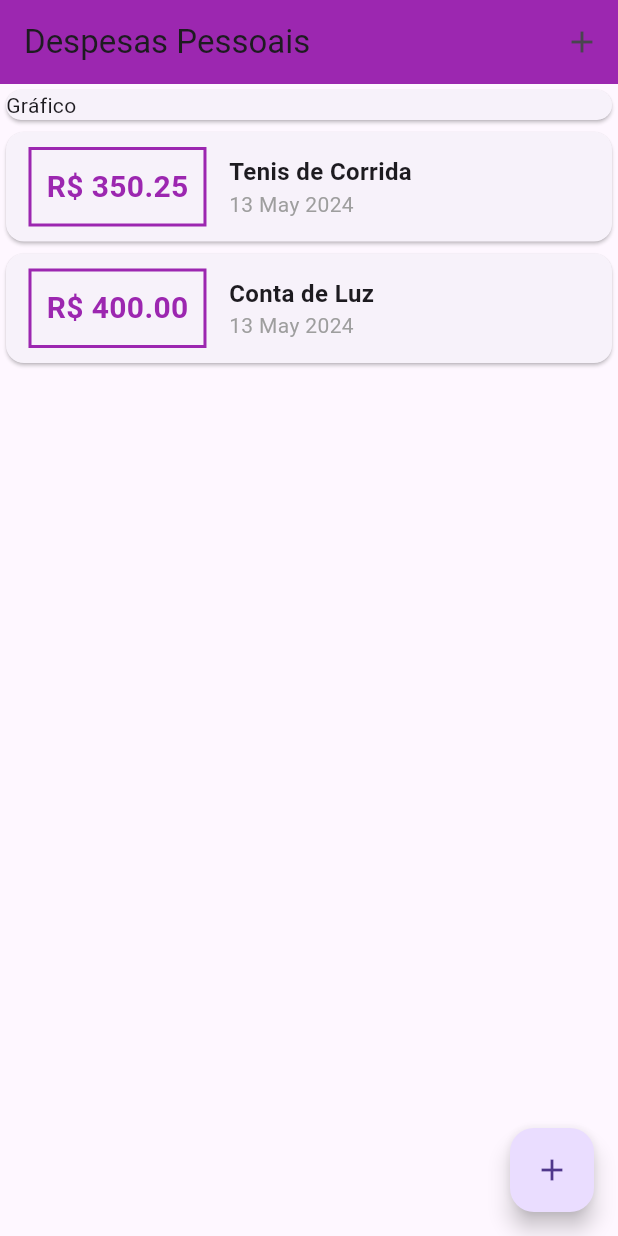
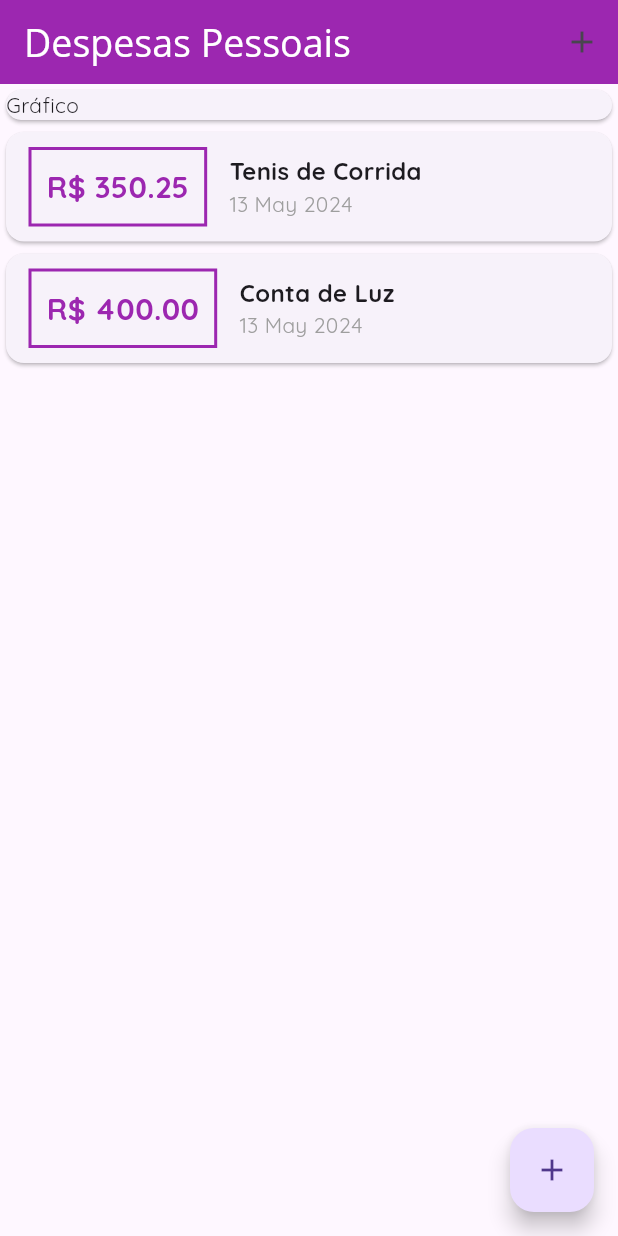
Before and after one commit to juniin1233/Expenses, a Flutter app: the screen it shows after launch, on a phone screen of 412 x 824 dp. Run offline on Flutter 3.47's test engine with Material 3 defaults, Android fonts, the phone set to English and light mode, and no system bars.

Commit message:
Add
Adicionando fontes externas

```diff
--- a/expenses/lib/main.dart
+++ b/expenses/lib/main.dart
@@ -10,9 +10,18 @@ class Expenses extends StatelessWidget {
 
   @override
   Widget build(BuildContext context) {
-    return const MaterialApp(
+    return MaterialApp(
       debugShowCheckedModeBanner: false,
-      home: MyHomePage(),
+      home: const MyHomePage(),
+      theme: ThemeData(
+        fontFamily: 'Quicksand',
+        appBarTheme: const AppBarTheme(
+          titleTextStyle: TextStyle(
+            fontSize: 25,
+            fontFamily: 'OpenSans'
+          ),
+        ),
+      ),
     );
   }
 }
```
Also changed, not shown: expenses/pubspec.yaml (+12 -12 lines).
